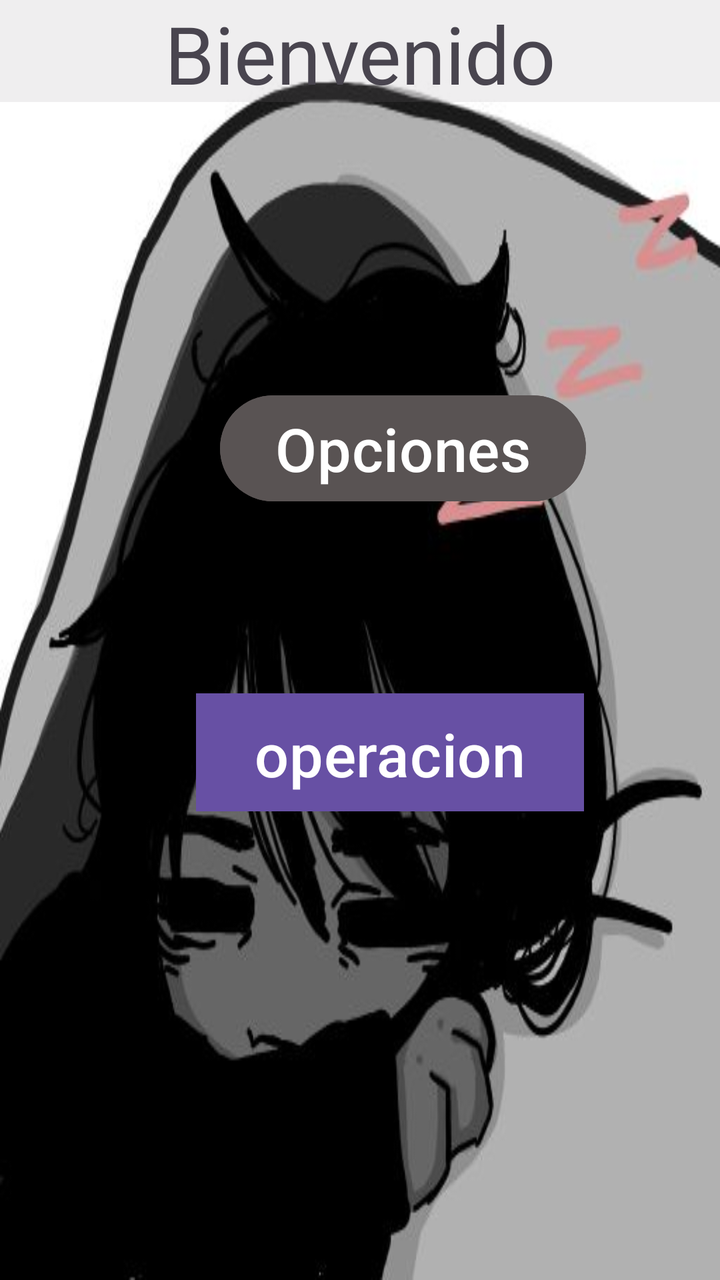
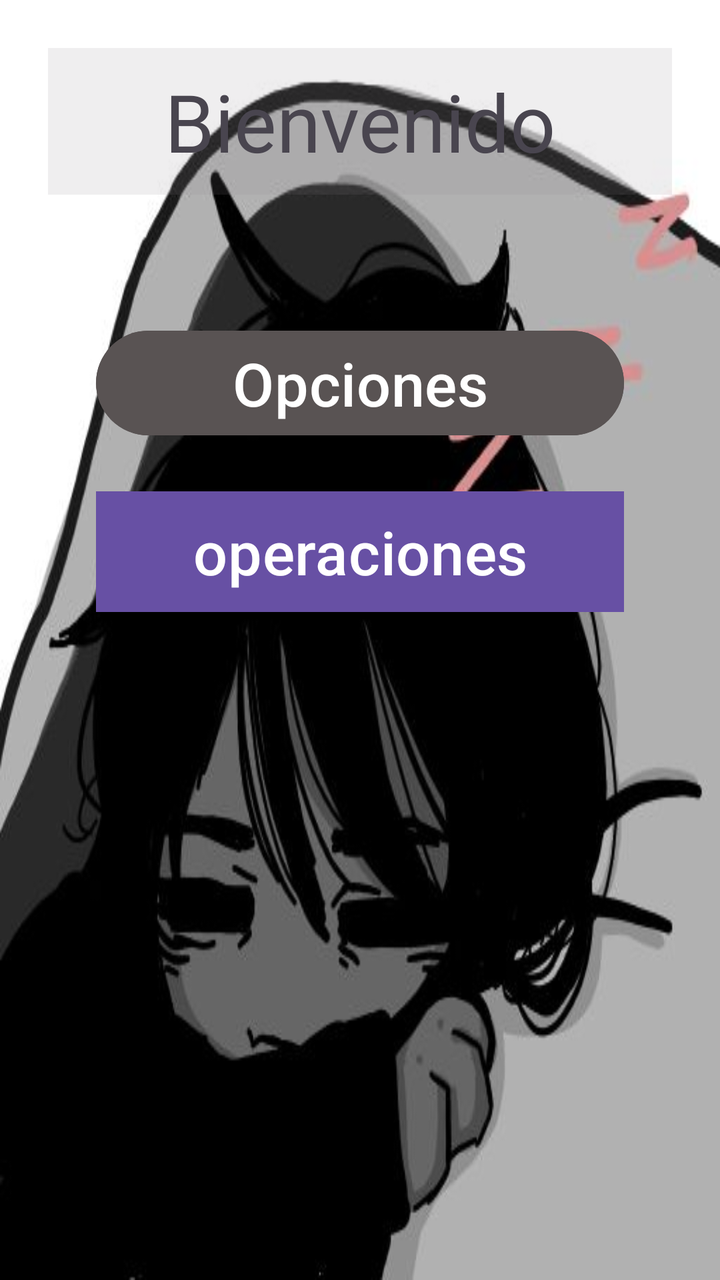

Compare the two renders of this Android layout. The source of the first and the diff that turns it into the second are given below.
<!-- AndroidManifest.xml: application theme Theme.Checkbox -->
<!-- res/layout/activity_main.xml -->
<?xml version="1.0" encoding="utf-8"?>
<androidx.constraintlayout.widget.ConstraintLayout xmlns:android="http://schemas.android.com/apk/res/android"
    xmlns:app="http://schemas.android.com/apk/res-auto"
    xmlns:tools="http://schemas.android.com/tools"
    android:id="@+id/main"
    android:layout_width="match_parent"
    android:layout_height="match_parent"
    tools:context=".MainActivity"
    android:background="@mipmap/foto1">

    <TextView
        android:id="@+id/textView"
        android:layout_width="360dp"
        android:layout_height="51dp"
        android:background="#238C808B"
        android:gravity="center"
        android:text="Bienvenido"
        android:textSize="40dp"
        tools:layout_editor_absoluteX="25dp"
        tools:layout_editor_absoluteY="2dp" />

    <Button
        android:id="@+id/btn_opciones"
        android:onClick="Opciones"
        android:layout_width="183dp"
        android:layout_height="61dp"
        android:layout_marginStart="8dp"
        android:layout_marginTop="8dp"
        android:layout_marginEnd="8dp"
        android:layout_marginBottom="8dp"
        android:backgroundTint="#595353"
        android:text="Opciones"
        android:textSize="30dp"
        app:layout_constraintBottom_toTopOf="@+id/btn_operaciones2"
        app:layout_constraintEnd_toEndOf="parent"
        app:layout_constraintHorizontal_bias="0.634"
        app:layout_constraintStart_toStartOf="parent"
        app:layout_constraintTop_toBottomOf="@+id/textView"
        app:layout_constraintVertical_bias="0.615" />

    <Button
        android:id="@+id/btn_operaciones2"
        android:onClick="Operaciones"
        android:layout_width="194dp"
        android:layout_height="59dp"
        android:layout_marginStart="128dp"
        android:layout_marginTop="336dp"
        android:layout_marginEnd="68dp"
        android:layout_marginBottom="52dp"
        android:background="#5D3D3D"
        android:text="operaciones"
        android:textSize="30dp"
        app:layout_constraintBottom_toTopOf="@+id/btn_opciones"
        app:layout_constraintEnd_toEndOf="parent"
        app:layout_constraintHorizontal_bias="1.0"
        app:layout_constraintStart_toStartOf="parent"
        app:layout_constraintTop_toBottomOf="@+id/textView"
        app:layout_constraintVertical_bias="0.132"
        app:rippleColor="#8A5992"
        app:strokeColor="#947272" />

</androidx.constraintlayout.widget.ConstraintLayout>
<!-- resources referenced by this layout -->
<resources>
  <!-- mipmap foto1: jpg bitmap (mipmap-hdpi, 21305 bytes) -->
  <style name="Theme.Checkbox" parent="Base.Theme.Checkbox" />
  <style name="Base.Theme.Checkbox" parent="Theme.Material3.DayNight.NoActionBar">
          
          
      </style>
</resources>

<!-- the commit's change to res/layout/activity_main.xml (unified diff, before → after) -->
@@ -10,52 +10,50 @@
 
     <TextView
         android:id="@+id/textView"
-        android:layout_width="360dp"
-        android:layout_height="51dp"
+        android:layout_width="0dp"
+        android:layout_height="wrap_content"
+        android:layout_marginStart="24dp"
+        android:layout_marginTop="24dp"
+        android:layout_marginEnd="24dp"
         android:background="#238C808B"
         android:gravity="center"
+        android:paddingTop="10dp"
+        android:paddingBottom="10dp"
         android:text="Bienvenido"
-        android:textSize="40dp"
-        tools:layout_editor_absoluteX="25dp"
-        tools:layout_editor_absoluteY="2dp" />
+        android:textSize="40sp"
+        app:layout_constraintEnd_toEndOf="parent"
+        app:layout_constraintStart_toStartOf="parent"
+        app:layout_constraintTop_toTopOf="parent" />
 
     <Button
         android:id="@+id/btn_opciones"
         android:onClick="Opciones"
-        android:layout_width="183dp"
-        android:layout_height="61dp"
-        android:layout_marginStart="8dp"
-        android:layout_marginTop="8dp"
-        android:layout_marginEnd="8dp"
-        android:layout_marginBottom="8dp"
+        android:layout_width="0dp"
+        android:layout_height="wrap_content"
+        android:layout_marginStart="48dp"
+        android:layout_marginTop="64dp"
+        android:layout_marginEnd="48dp"
         android:backgroundTint="#595353"
         android:text="Opciones"
-        android:textSize="30dp"
-        app:layout_constraintBottom_toTopOf="@+id/btn_operaciones2"
+        android:textSize="30sp"
         app:layout_constraintEnd_toEndOf="parent"
-        app:layout_constraintHorizontal_bias="0.634"
         app:layout_constraintStart_toStartOf="parent"
-        app:layout_constraintTop_toBottomOf="@+id/textView"
-        app:layout_constraintVertical_bias="0.615" />
+        app:layout_constraintTop_toBottomOf="@+id/textView" />
 
     <Button
         android:id="@+id/btn_operaciones2"
         android:onClick="Operaciones"
-        android:layout_width="194dp"
-        android:layout_height="59dp"
-        android:layout_marginStart="128dp"
-        android:layout_marginTop="336dp"
-        android:layout_marginEnd="68dp"
-        android:layout_marginBottom="52dp"
+        android:layout_width="0dp"
+        android:layout_height="wrap_content"
+        android:layout_marginStart="48dp"
+        android:layout_marginTop="24dp"
+        android:layout_marginEnd="48dp"
         android:background="#5D3D3D"
         android:text="operaciones"
-        android:textSize="30dp"
-        app:layout_constraintBottom_toTopOf="@+id/btn_opciones"
+        android:textSize="30sp"
         app:layout_constraintEnd_toEndOf="parent"
-        app:layout_constraintHorizontal_bias="1.0"
         app:layout_constraintStart_toStartOf="parent"
-        app:layout_constraintTop_toBottomOf="@+id/textView"
-        app:layout_constraintVertical_bias="0.132"
+        app:layout_constraintTop_toBottomOf="@+id/btn_opciones"
         app:rippleColor="#8A5992"
         app:strokeColor="#947272" />
 
